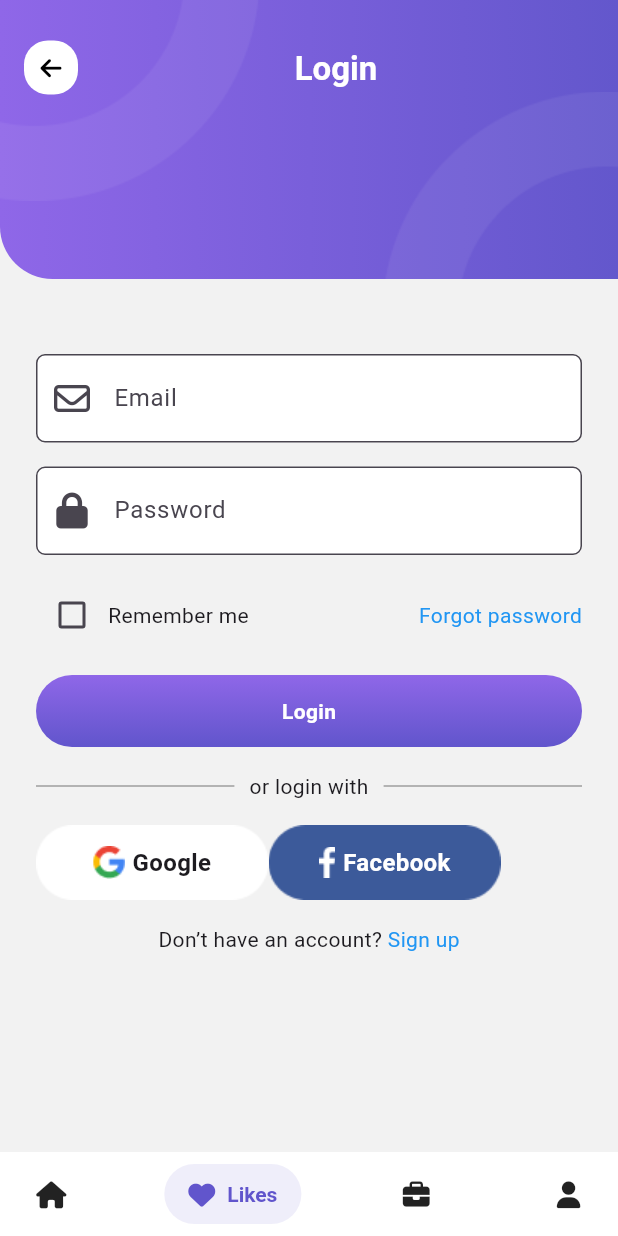
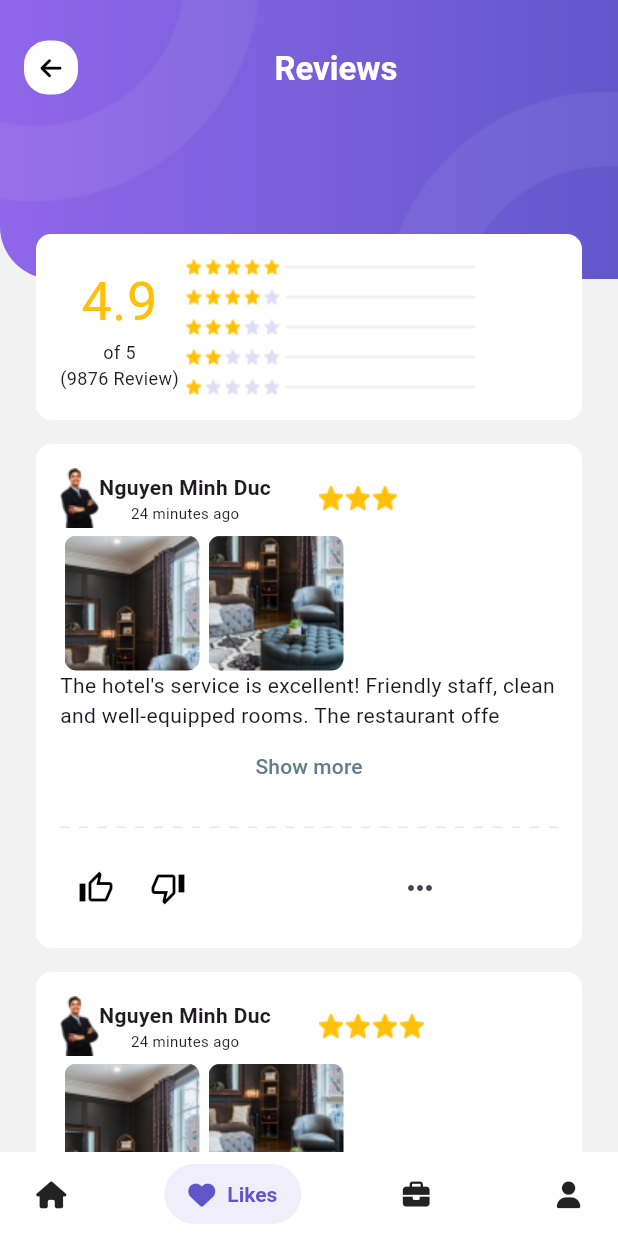
Before and after one commit to NguyenMinhDuc163/Travel-App, a Flutter app: the MainApp screen opened by its route, item 2 of the bottom bar chosen, on a phone screen of 412 x 824 dp. Run offline on Flutter 3.47's test engine with Material 3 defaults, Android fonts, the phone set to English and light mode, and no system bars; drawn by our look-alikes of expandable, salomon_bottom_bar; our stand-ins replace font_awesome_flutter, hive_flutter, smooth_page_indicator, syncfusion_flutter_datepicker; missing offline and left inert: dart:ffi; accounts and stored records are empty.

Commit message:
create future FeetBack

```diff
--- /dev/null
+++ b/lib/core/helpers/Text/review.dart
@@ -0,0 +1,3 @@
+mixin Review{
+  static const String rv1 = "The hotel's service is excellent! Friendly staff, clean and well-equipped rooms. The restaurant offers a diverse menu with delicious food. Convenient location near tourist attractions and shopping areas. I'm very satisfied and will definitely come back!";
+}
--- a/lib/core/helpers/asset_helper.dart
+++ b/lib/core/helpers/asset_helper.dart
@@ -24,6 +24,7 @@ mixin AssetHelper {
   static const String icoGG = 'assets/icons/icoGG.png';
   static const String icoRectangleBlue = 'assets/icons/icoRectangleBlue.png';
   static const String icoRectangleWhite = 'assets/icons/icoRectangleWhite.png';
+  static const String icoStarRate = 'assets/icons/ico_star_rate.png';
 
   //Assets in images
   static const String backgroundSplash = 'assets/images/background_splash.png';
@@ -44,4 +45,7 @@ mixin AssetHelper {
   static const String turkey = 'assets/images/turkey.png';
   static const String japan = 'assets/images/japan.png';
   static const String dubai = 'assets/images/dubai.png';
+  static const String starScore = 'assets/images/star_score.png';
+  static const String comment1 = 'assets/images/comment_1.png';
+  static const String comment2 = 'assets/images/comment_2.png';
 }
--- a/lib/representation/screens/main_app.dart
+++ b/lib/representation/screens/main_app.dart
@@ -4,6 +4,7 @@ import 'package:font_awesome_flutter/font_awesome_flutter.dart';
 import 'package:salomon_bottom_bar/salomon_bottom_bar.dart';
 import 'package:travel_app/core/constants/dimension_constants.dart';
 import 'package:travel_app/representation/screens/login_screen.dart';
+import 'package:travel_app/representation/screens/ratiing_screen.dart';
 import 'package:travel_app/representation/widgets/app_bar_container.dart';
 
 import 'home_screen.dart';
@@ -25,18 +26,8 @@ class _MainAppState extends State<MainApp> {
         index: _currentIndex,
         children: [
           HomeScreen(),
+          RattingScreen(),
           LoginScreen(),
-          // Container(
-            // color: Colors.red,
-            // child: AppBarContinerWidget(
-            //   titleString: 'Like', child: Container(),
-            // ),
-          // ),
-          Container(
-            child: AppBarContinerWidget(
-              titleString: 'Booking', child: Container(),
-            ),
-          ),
           Container(
             child: AppBarContinerWidget(
               titleString: 'Profile', child: Container(),
--- /dev/null
+++ b/lib/representation/screens/ratiing_screen.dart
@@ -0,0 +1,59 @@
+import 'package:flutter/material.dart';
+import 'package:travel_app/core/constants/dimension_constants.dart';
+import 'package:travel_app/core/helpers/Text/review.dart';
+import 'package:travel_app/core/helpers/image_helper.dart';
+import 'package:travel_app/representation/widgets/app_bar_container.dart';
+import 'package:travel_app/representation/widgets/evaluation_widget.dart';
+
+import '../../core/helpers/asset_helper.dart';
+import '../widgets/feedback_widget.dart';
+
+class RattingScreen extends StatefulWidget {
+  const RattingScreen({super.key});
+  static const String routeName = '/ratting_scrren';
+  @override
+  State<RattingScreen> createState() => _RattingScreenState();
+}
+
+class _RattingScreenState extends State<RattingScreen> {
+  @override
+  Widget build(BuildContext context) {
+    return AppBarContinerWidget(
+      titleString: 'Reviews',
+      child: SingleChildScrollView(
+        child: Column(
+          children: const [
+            EvaluationWidget(score: 4.9),
+            SizedBox(height: kDefaultPadding,),
+            FeedBackWidget(
+              avatar: AssetHelper.person,
+              name: 'Nguyen Minh Duc',
+              rate: 3,
+              comment:
+                  Review.rv1,
+              image: [AssetHelper.comment1,AssetHelper.comment2], time: 24,
+            ),
+            SizedBox(height: kDefaultPadding,),
+            FeedBackWidget(
+              avatar: AssetHelper.person,
+              name: 'Nguyen Minh Duc',
+              rate: 4,
+              comment:
+              Review.rv1,
+              image: [AssetHelper.comment1,AssetHelper.comment2], time: 24,
+            ),
+            SizedBox(height: kDefaultPadding,),
+            FeedBackWidget(
+              avatar: AssetHelper.person,
+              name: 'Nguyen Minh Duc',
+              rate: 5,
+              comment:
+              Review.rv1,
+              image: [AssetHelper.comment1,AssetHelper.comment2], time: 24,
+            ),
+          ],
+        ),
+      ),
+    );
+  }
+}
--- /dev/null
+++ b/lib/representation/widgets/evaluation_widget.dart
@@ -0,0 +1,40 @@
+import 'package:flutter/material.dart';
+import 'package:travel_app/core/helpers/asset_helper.dart';
+import 'package:travel_app/core/helpers/image_helper.dart';
+
+import '../../core/constants/dimension_constants.dart';
+
+class EvaluationWidget extends StatelessWidget {
+  const EvaluationWidget({super.key, required this.score, this.reviewNum});
+  final double score;
+  final int? reviewNum;
+  @override
+  Widget build(BuildContext context) {
+    return Container(
+      padding: EdgeInsets.all(kDefaultPadding),
+      decoration: BoxDecoration(
+        color: Colors.white,
+        borderRadius: BorderRadius.all(Radius.circular(kItemPadding)),
+      ),
+      child: Row(
+        children: [
+          Column(
+            children: [
+              Text(
+                '$score',
+                style: TextStyle(
+                  fontSize: 36,
+                  color: Color(0xFFFFC107),
+                ),
+              ),
+              Text('of 5', style: TextStyle(fontSize: 12),),
+              Text('(${reviewNum ?? 9876} Review)', style: TextStyle(fontSize: 12),),
+            ],
+          ),
+          SizedBox(width: kMinPadding,),
+          ImageHelper.loadFromAsset(AssetHelper.starScore),
+        ],
+      ),
+    );
+  }
+}
--- /dev/null
+++ b/lib/representation/widgets/feedback_widget.dart
@@ -0,0 +1,178 @@
+import 'package:flutter/material.dart';
+import 'package:expandable/expandable.dart';
+import 'package:travel_app/core/helpers/asset_helper.dart';
+import 'package:travel_app/core/helpers/image_helper.dart';
+
+import '../../core/constants/dimension_constants.dart';
+import 'dashline_widge.dart';
+
+class FeedBackWidget extends StatefulWidget {
+  const FeedBackWidget({
+    Key? key,
+    required this.avatar,
+    required this.name,
+    required this.rate,
+    required this.comment,
+    required this.image,
+    required this.time,
+  }) : super(key: key);
+
+  final String avatar;
+  final String name;
+  final int rate;
+  final String comment;
+  final List<String> image;
+  final int time;
+
+  @override
+  _FeedBackWidgetState createState() => _FeedBackWidgetState();
+}
+
+class _FeedBackWidgetState extends State<FeedBackWidget> {
+  bool _isLiked = false;
+  bool _isDisLike = false;
+
+  List<Widget> _buildStarIcons() {
+    List<Widget> starWidgets = [];
+
+    for (int i = 0; i < widget.rate; i++) {
+      starWidgets.add(Padding(
+        padding: EdgeInsets.only(right: 2),
+        child: ImageHelper.loadFromAsset(AssetHelper.icoStarRate),
+      ));
+    }
+
+    return starWidgets;
+  }
+
+  Widget _buildCollapsed() {
+    return Text(
+      widget.comment.substring(0, 100),
+      softWrap: true,
+      maxLines: 2,
+      overflow: TextOverflow.ellipsis,
+    );
+  }
+
+  Widget _buildExpanded() {
+    return Text(
+      widget.comment,
+      softWrap: true,
+    );
+  }
+
+  @override
+  Widget build(BuildContext context) {
+    return Container(
+      padding: EdgeInsets.all(kDefaultPadding),
+      decoration: BoxDecoration(
+        color: Colors.white,
+        borderRadius: BorderRadius.all(Radius.circular(kItemPadding)),
+      ),
+      child: Column(
+        children: [
+          Row(
+            children: [
+              ImageHelper.loadFromAsset(widget.avatar),
+              Column(
+                children: [
+                  Text(
+                    widget.name,
+                    style: TextStyle(fontSize: 14, fontWeight: FontWeight.bold),
+                  ),
+                  Text(
+                    '${widget.time} minutes ago',
+                    style: TextStyle(fontSize: 10),
+                  )
+                ],
+              ),
+              SizedBox(
+                width: kDefaultPadding * 2,
+              ),
+              Row(
+                crossAxisAlignment: CrossAxisAlignment.start,
+                children: _buildStarIcons(),
+              )
+            ],
+          ),
+          SizedBox(height: kMinPadding,),
+          Row(
+            children: widget.image
+                .map((e) => Padding(
+              padding: const EdgeInsets.symmetric(horizontal: 3.0),
+              child: ClipRRect(
+                child: ImageHelper.loadFromAsset(e),
+                borderRadius: BorderRadius.all(Radius.circular(8)),
+              ),
+            ))
+                .toList(),
+          ),
+          ExpandableNotifier(
+            child: Column(
+              children: [
+                Expandable(
+                  collapsed: _buildCollapsed(),
+                  expanded: _buildExpanded(),
+                ),
+                Builder(
+                  builder: (context) {
+                    var controller = ExpandableController.of(context);
+                    return Row(
+                      mainAxisAlignment: MainAxisAlignment.center,
+                      children: <Widget>[
+                        TextButton(
+                          onPressed: () {
+                            controller!.toggle();
+                          },
+                          child: Text(
+                            controller!.expanded ? "Show less" : "Show more",
+                            style: TextStyle(color: Colors.blueGrey),
+                          ),
+                        ),
+                      ],
+                    );
+                  },
+                ),
+              ],
+            ),
+          ),
+          DashLineWidget(),
+
+          Row(
+            children: [
+              IconButton(
+                icon: Icon(
+                  _isLiked ? Icons.thumb_up : Icons.thumb_up_alt_outlined,
+                  color: _isLiked ? Colors.blue : Colors.black,
+                ),
+                onPressed: () {
+                  setState(() {
+                    _isLiked = !_isLiked;
+                  });
+                },
+              ),
+              IconButton(
+                icon: Icon(
+                  _isDisLike ? Icons.thumb_down : Icons.thumb_down_off_alt_outlined,
+                  color: _isDisLike ? Colors.blue : Colors.black,
+                ),
+                onPressed: () {
+                  setState(() {
+                    _isDisLike = !_isDisLike;
+                  });
+                },
+              ),
+              SizedBox(width: 120,),
+              IconButton(
+                icon: Icon(Icons.more_horiz),
+                onPressed: () {
+                  // Handle more options event
+                },
+              ),
+            ],
+          )
+        ],
+      ),
+    );
+  }
+}
--- a/lib/routes.dart
+++ b/lib/routes.dart
@@ -11,6 +11,7 @@ import 'package:travel_app/representation/screens/hotels_screen.dart';
 import 'package:travel_app/representation/screens/intro_screen.dart';
 import 'package:travel_app/representation/screens/login_screen.dart';
 import 'package:travel_app/representation/screens/main_app.dart';
+import 'package:travel_app/representation/screens/ratiing_screen.dart';
 import 'package:travel_app/representation/screens/select_date_screen.dart';
 import 'package:travel_app/representation/screens/select_room_screen.dart';
 import 'package:travel_app/representation/screens/sign_up_screen.dart';
@@ -31,6 +32,7 @@ final Map<String, WidgetBuilder> routes = {
   LoginScreen.routeName: (context) => LoginScreen(),
   SignUpScreen.routeName: (context) => SignUpScreen(),
   ForgotPasswordScreen.routeName: (context) => ForgotPasswordScreen(),
+  RattingScreen.routeName: (context) => RattingScreen(),
 };
 
 MaterialPageRoute<dynamic>? generateRoutes(RouteSettings settings) {
--- a/pubspec.yaml
+++ b/pubspec.yaml
@@ -40,6 +40,7 @@ dependencies:
   salomon_bottom_bar: ^3.3.2
   font_awesome_flutter: ^10.7.0
   syncfusion_flutter_datepicker: ^24.2.6
+  expandable: ^5.0.1
 
 dev_dependencies:
   flutter_test:
```
Also changed, not shown: lib/test.dart (+11 -71 lines), assets/icons/ico_star_rate.png (added), assets/images/comment_1.png (added), assets/images/comment_2.png (added), assets/images/star_score.png (added), pubspec.lock.
